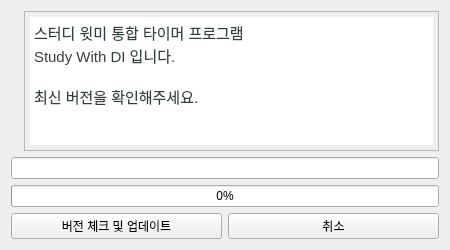
Above: resource/version.ui from DEEPI-LAB/python-study-with-me-timer before the change. Below: the same form after it.
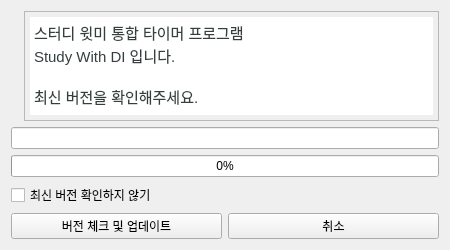
That is the form after the change. Icons and pictures are not drawn.

The edit to the form file:
```diff
--- a/resource/version.ui
+++ b/resource/version.ui
@@ -25,31 +25,7 @@
   <property name="windowTitle">
    <string>Form</string>
   </property>
-  <layout class="QGridLayout" name="gridLayout" rowstretch="0,0,0,0">
-   <item row="0" column="1">
-    <widget class="QPlainTextEdit" name="title">
-     <property name="sizePolicy">
-      <sizepolicy hsizetype="Expanding" vsizetype="Fixed">
-       <horstretch>0</horstretch>
-       <verstretch>0</verstretch>
-      </sizepolicy>
-     </property>
-     <property name="styleSheet">
-      <string notr="true">padding: 5px;;
-font: 15px;
-color :#353F40;</string>
-     </property>
-     <property name="readOnly">
-      <bool>true</bool>
-     </property>
-     <property name="plainText">
-      <string>스터디 윗미 통합 타이머 프로그램
-Study With DI 입니다.
-
-최신 버전을 확인해주세요.</string>
-     </property>
-    </widget>
-   </item>
+  <layout class="QGridLayout" name="gridLayout" rowstretch="0,0,0,0,0">
    <item row="0" column="0">
     <widget class="QLabel" name="label">
      <property name="maximumSize">
@@ -79,17 +55,7 @@
      </property>
     </widget>
    </item>
-   <item row="2" column="0" colspan="2">
-    <widget class="QProgressBar" name="progressBar">
-     <property name="value">
-      <number>0</number>
-     </property>
-     <property name="textDirection">
-      <enum>QProgressBar::TopToBottom</enum>
-     </property>
-    </widget>
-   </item>
-   <item row="3" column="0" colspan="2">
+   <item row="4" column="0" colspan="2">
     <layout class="QHBoxLayout" name="horizontalLayout">
      <item>
       <widget class="QPushButton" name="but_update">
@@ -110,6 +76,56 @@
      </item>
     </layout>
    </item>
+   <item row="2" column="0" colspan="2">
+    <widget class="QProgressBar" name="progressBar">
+     <property name="value">
+      <number>0</number>
+     </property>
+     <property name="textDirection">
+      <enum>QProgressBar::TopToBottom</enum>
+     </property>
+    </widget>
+   </item>
+   <item row="0" column="1">
+    <widget class="QPlainTextEdit" name="title">
+     <property name="sizePolicy">
+      <sizepolicy hsizetype="Expanding" vsizetype="Fixed">
+       <horstretch>0</horstretch>
+       <verstretch>0</verstretch>
+      </sizepolicy>
+     </property>
+     <property name="styleSheet">
+      <string notr="true">padding: 5px;;
+font: 15px;
+color :#353F40;</string>
+     </property>
+     <property name="readOnly">
+      <bool>true</bool>
+     </property>
+     <property name="plainText">
+      <string>스터디 윗미 통합 타이머 프로그램
+Study With DI 입니다.
+
+최신 버전을 확인해주세요.</string>
+     </property>
+    </widget>
+   </item>
+   <item row="3" column="0" colspan="2">
+    <widget class="QCheckBox" name="vercheck">
+     <property name="maximumSize">
+      <size>
+       <width>580</width>
+       <height>16777215</height>
+      </size>
+     </property>
+     <property name="styleSheet">
+      <string notr="true"/>
+     </property>
+     <property name="text">
+      <string>최신 버전 확인하지 않기</string>
+     </property>
+    </widget>
+   </item>
   </layout>
  </widget>
  <resources>
```
Left out of the diff: 1 changed line with no effect on the pictures.
